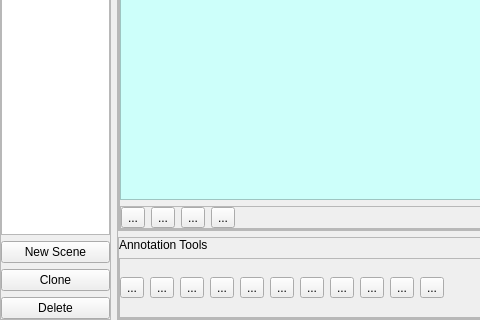
The window that isar/ui/scene_definition.ui (zardosht/isar) describes before a commit, drawn with Qt 5; both pictures show x 0 to 480 and y 385 to 705 of the 1114 by 705 pixel window.
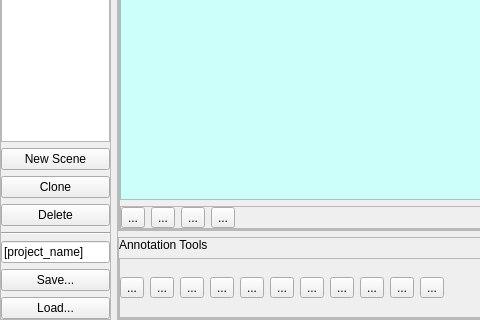
The same window after the commit. Icons and pictures are not drawn.

Commit message: - First version of persistence. Can load and save scenes. Annotatoins that require an external file (Image, Audio, Video) are not yet implemted - [next step] Add a Project class. In order to add Image, Audio, Vidoe annotation, a project object first must be created.

Patch:
```diff
--- a/isar/ui/scene_definition.ui
+++ b/isar/ui/scene_definition.ui
@@ -90,6 +90,34 @@
         </property>
        </widget>
       </item>
+      <item>
+       <widget class="Line" name="line">
+        <property name="orientation">
+         <enum>Qt::Horizontal</enum>
+        </property>
+       </widget>
+      </item>
+      <item>
+       <widget class="QLineEdit" name="project_name_le">
+        <property name="text">
+         <string>[project_name]</string>
+        </property>
+       </widget>
+      </item>
+      <item>
+       <widget class="QPushButton" name="save_btn">
+        <property name="text">
+         <string>Save...</string>
+        </property>
+       </widget>
+      </item>
+      <item>
+       <widget class="QPushButton" name="load_btn">
+        <property name="text">
+         <string>Load...</string>
+        </property>
+       </widget>
+      </item>
      </layout>
     </widget>
    </item>
```
The commit also changes 2 other files.
